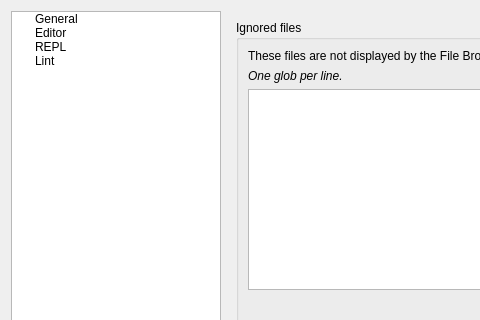
This is enki/ui/UISettings.ui in andreikop/enki as Qt 5 draws it before an edit; both pictures show x 0 to 480 and y 0 to 320 of the 856 by 550 pixel window. The edited form follows.
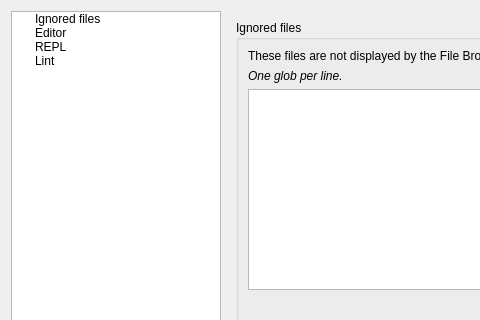
This is the edited form.

Commit message: settins: rename General to Ignored files

What changed in the file:
```diff
--- a/enki/ui/UISettings.ui
+++ b/enki/ui/UISettings.ui
@@ -41,7 +41,7 @@
      </column>
      <item>
       <property name="text">
-       <string>General</string>
+       <string>Ignored files</string>
       </property>
      </item>
      <item>
```
Left out of the diff: 2 changed lines with no effect on the pictures. The commit also changes 1 other file.
